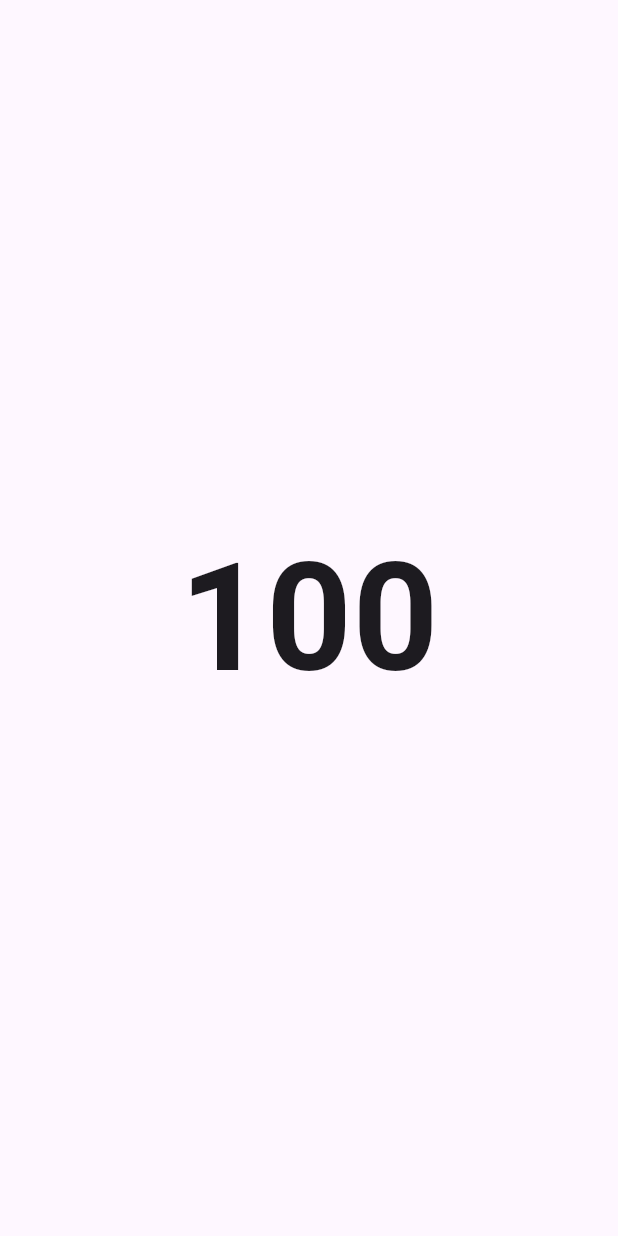
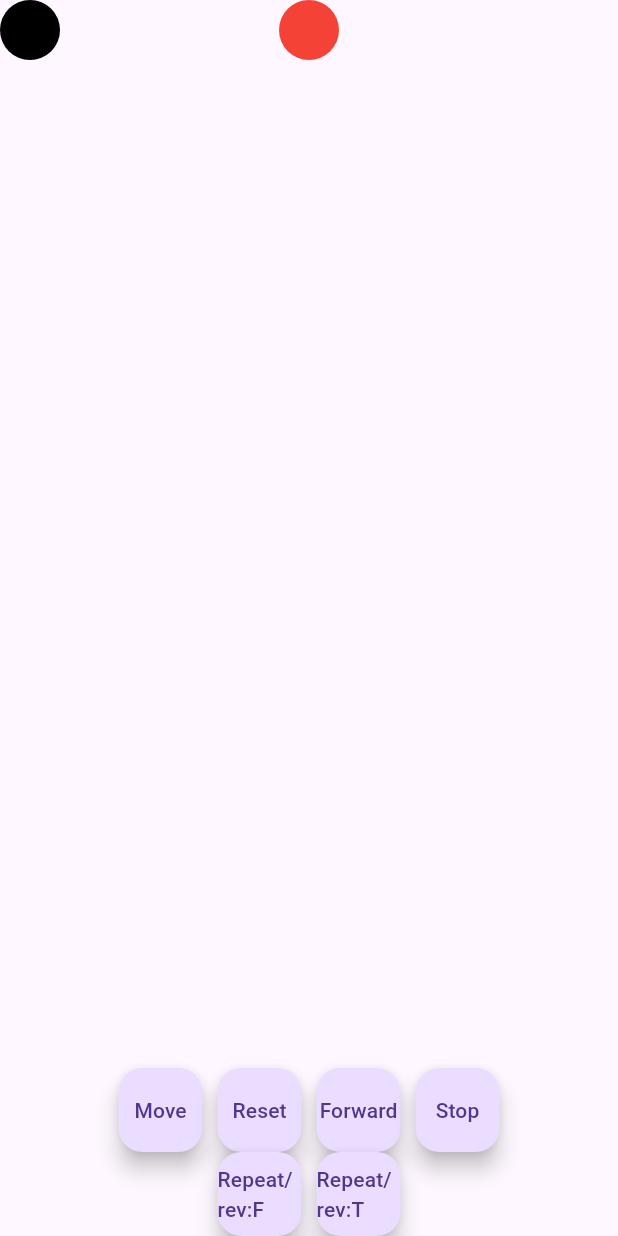
Before and after one commit to Mariamadham8/animation_course, a Flutter app: the screen it shows after launch, on a phone screen of 412 x 824 dp. Run offline on Flutter 3.47's test engine with Material 3 defaults, Android fonts, the phone set to English and light mode, and no system bars.

Commit message:
animation controllers example

```diff
--- a/lib/main.dart
+++ b/lib/main.dart
@@ -1,4 +1,5 @@
 import 'package:animation_corse/presentation/tween_animation_screen.dart';
+import 'package:animation_corse/presentation/views/foo_transition_basics.dart';
 import 'package:animation_corse/presentation/views/simple_container.dart';
 import 'package:flutter/material.dart';
 
@@ -14,9 +15,9 @@ class MyApp extends StatelessWidget {
   Widget build(BuildContext context) {
     return MaterialApp(
       title: 'Flutter Animation',
-
-      home:
-       const CounterAnimation(),
+      debugShowCheckedModeBanner: false,
+      home: const FooTransitionBasics(),
+      //const CounterAnimation(),
       //const AnimatedfooScreen(),
     );
   }
--- /dev/null
+++ b/lib/presentation/views/foo_transition_basics.dart
@@ -0,0 +1,100 @@
+import 'package:flutter/material.dart';
+
+class FooTransitionBasics extends StatefulWidget {
+  const FooTransitionBasics({super.key});
+
+  @override
+  State<FooTransitionBasics> createState() => _FooTransitionBasicsState();
+}
+
+class _FooTransitionBasicsState extends State<FooTransitionBasics>
+    with SingleTickerProviderStateMixin {
+  late final AnimationController _controller;
+  late final Animation<AlignmentGeometry> _redAlignment;
+  late final Animation<AlignmentGeometry> _blackAlignment;
+
+  @override
+  void initState() {
+    super.initState();
+    _controller = AnimationController(
+      vsync: this,
+      duration: const Duration(seconds: 2),
+    );
+
+    _redAlignment = Tween<AlignmentGeometry>(
+      begin: Alignment.topCenter,
+      end: Alignment.bottomCenter,
+    ).animate(_controller);
+
+    _blackAlignment = Tween<AlignmentGeometry>(
+      begin: Alignment.centerLeft,
+      end: Alignment.centerRight,
+    ).animate(_controller);
+  }
+
+  @override
+  void dispose() {
+    _controller.dispose();
+    super.dispose();
+  }
+
+  @override
+  Widget build(BuildContext context) {
+    return Scaffold(
+      body: Stack(
+        children: [
+          // Red ball gets the full screen height to travel through,
+          // independent of the Column's other children.
+          Positioned.fill(child: animatedBall(Colors.red, _redAlignment)),
+          Column(
+            children: [
+              animatedBall(Colors.black, _blackAlignment),
+              const Spacer(),
+              Row(
+                mainAxisAlignment: MainAxisAlignment.center,
+                children: [
+                  actionButton('Move', () => _controller.forward()),
+                  const SizedBox(width: 10),
+                  actionButton('Reset', () => _controller.reset()),
+                  const SizedBox(width: 10),
+                  actionButton('Forward', () => _controller.forward()),
+                  const SizedBox(width: 10),
+                  actionButton('Stop', () => _controller.stop()),
+                ],
+              ),
+              Row(
+                mainAxisAlignment: MainAxisAlignment.center,
+                children: [
+                  actionButton(
+                    'Repeat/rev:F',
+                    () => _controller.repeat(reverse: false),
+                  ),
+                  const SizedBox(width: 10),
+                  actionButton(
+                    'Repeat/rev:T',
+                    () => _controller.repeat(reverse: true),
+                  ),
+                ],
+              ),
+            ],
+          ),
+        ],
+      ),
+    );
+  }
+}
+
+Widget animatedBall(Color color, Animation<AlignmentGeometry> alignment) {
+  return AlignTransition(
+    alignment: alignment,
+    child: Container(
+      width: 40,
+      height: 40,
+      decoration: BoxDecoration(shape: BoxShape.circle, color: color),
+    ),
+  );
+}
+
+Widget actionButton(String text, VoidCallback onPressed) {
+  return FloatingActionButton(onPressed: onPressed, child: Text(text));
+}
```
